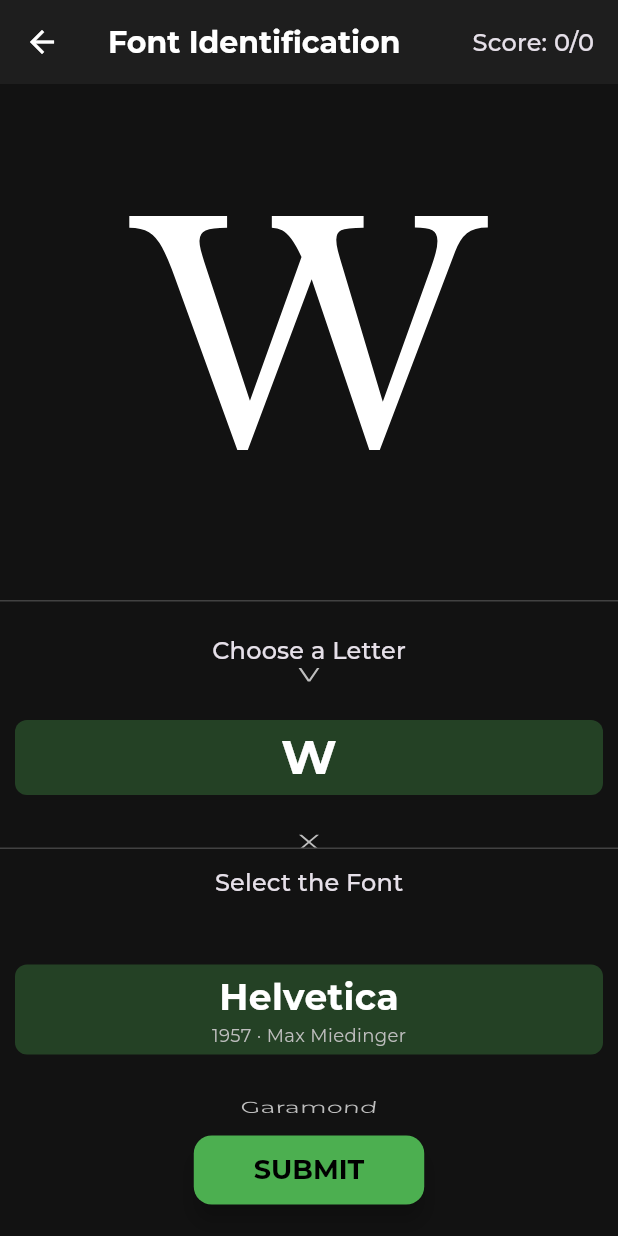
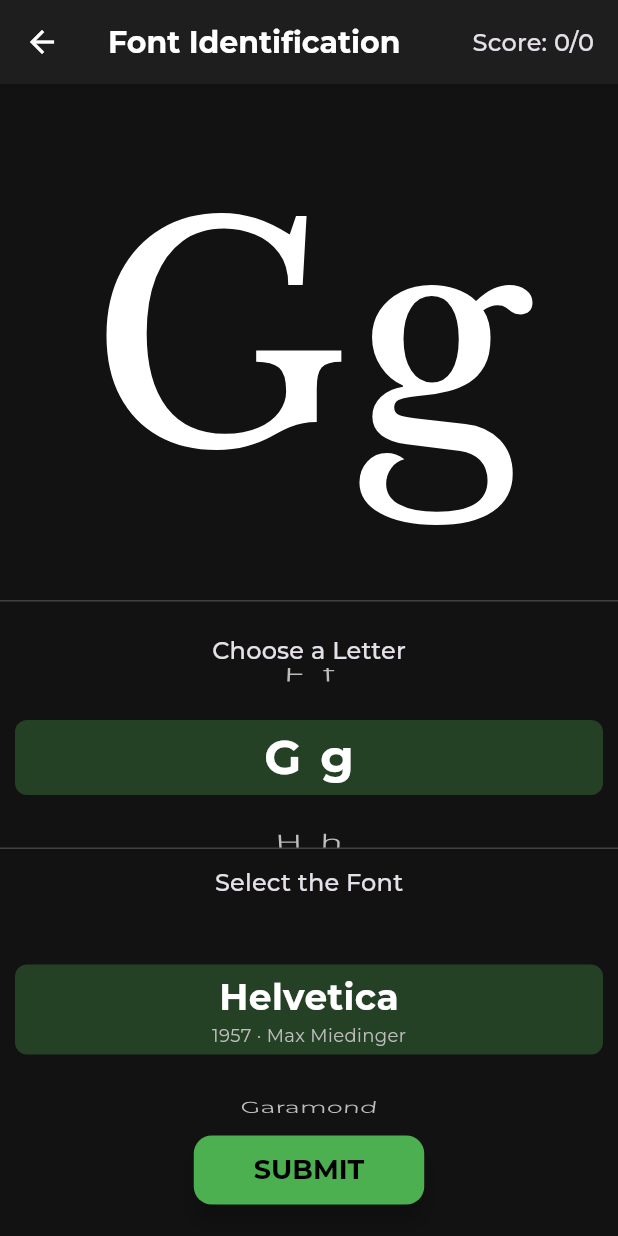
Before and after one commit to somahargitai/font-zombie, a Flutter app: the screen it shows after launch, after a tap on "START GAME", on a phone screen of 412 x 824 dp. Run offline on Flutter 3.47's test engine with Material 3 defaults, Android fonts, the phone set to English and light mode, and no system bars; our stand-ins replace google_fonts.

Commit message:
show numbers and minuscules

```diff
--- a/lib/models/game_model.dart
+++ b/lib/models/game_model.dart
@@ -10,8 +10,42 @@ class GameModel {
   bool isGameOver = false;
 
   final List<String> alphabet = [
-    'A', 'B', 'C', 'D', 'E', 'F', 'G', 'H', 'I', 'J', 'K', 'L', 'M',
-    'N', 'O', 'P', 'Q', 'R', 'S', 'T', 'U', 'V', 'W', 'X', 'Y', 'Z'
+    '0',
+    '1',
+    '2',
+    '3',
+    '4',
+    '5',
+    '6',
+    '7',
+    '8',
+    '9',
+    'Aa',
+    'Bb',
+    'Cc',
+    'Dd',
+    'Ee',
+    'Ff',
+    'Gg',
+    'Hh',
+    'Ii',
+    'Jj',
+    'Kk',
+    'Ll',
+    'Mm',
+    'Nn',
+    'Oo',
+    'Pp',
+    'Qq',
+    'Rr',
+    'Ss',
+    'Tt',
+    'Uu',
+    'Vv',
+    'Ww',
+    'Xx',
+    'Yy',
+    'Zz',
   ];
 
   GameModel({required this.fonts}) {
--- a/lib/screens/result_screen.dart
+++ b/lib/screens/result_screen.dart
@@ -36,7 +36,7 @@ class ResultScreen extends StatelessWidget {
               width: double.infinity,
               padding: const EdgeInsets.symmetric(vertical: 30, horizontal: 20),
               decoration: BoxDecoration(
-                color: isCorrect ? Colors.green.withOpacity(0.2) : Colors.red.withOpacity(0.2),
+                color: isCorrect ? Colors.green.withAlpha(51) : Colors.red.withAlpha(51),
                 border: Border(
                   bottom: BorderSide(
                     color: isCorrect ? Colors.green : Colors.red,
--- a/lib/widgets/font_wheel.dart
+++ b/lib/widgets/font_wheel.dart
@@ -88,7 +88,7 @@ class _FontWheelState extends State<FontWheel> {
               return Container(
                 margin: const EdgeInsets.symmetric(vertical: 5, horizontal: 10),
                 decoration: BoxDecoration(
-                  color: isSelected ? Colors.green.withOpacity(0.3) : Colors.transparent,
+                  color: isSelected ? Colors.green.withAlpha(77) : Colors.transparent,
                   borderRadius: BorderRadius.circular(8),
                 ),
                 child: Center(
--- a/lib/widgets/letter_wheel.dart
+++ b/lib/widgets/letter_wheel.dart
@@ -75,17 +75,31 @@ class _LetterWheelState extends State<LetterWheel> {
               return Container(
                 margin: const EdgeInsets.symmetric(vertical: 5, horizontal: 10),
                 decoration: BoxDecoration(
-                  color: isSelected ? Colors.green.withOpacity(0.3) : Colors.transparent,
+                  color: isSelected ? Colors.green.withAlpha(77) : Colors.transparent,
                   borderRadius: BorderRadius.circular(8),
                 ),
                 child: Center(
-                  child: Text(
-                    widget.letters[index],
-                    style: TextStyle(
-                      fontSize: isSelected ? 32 : 24,
-                      fontWeight: isSelected ? FontWeight.bold : FontWeight.normal,
-                      color: isSelected ? Colors.white : Colors.grey[400],
-                    ),
+                  child: Row(
+                    mainAxisAlignment: MainAxisAlignment.center,
+                    children: [
+                      Text(
+                        widget.letters[index][0],
+                        style: TextStyle(
+                          fontSize: isSelected ? 32 : 24,
+                          fontWeight: isSelected ? FontWeight.bold : FontWeight.normal,
+                          color: isSelected ? Colors.white : Colors.grey[400],
+                        ),
+                      ),
+                      SizedBox(width: MediaQuery.of(context).size.width * 0.03),
+                      Text(
+                        widget.letters[index].substring(1),
+                        style: TextStyle(
+                          fontSize: isSelected ? 32 : 24,
+                          fontWeight: isSelected ? FontWeight.bold : FontWeight.normal,
+                          color: isSelected ? Colors.white : Colors.grey[400],
+                        ),
+                      ),
+                    ],
                   ),
                 ),
               );
```
